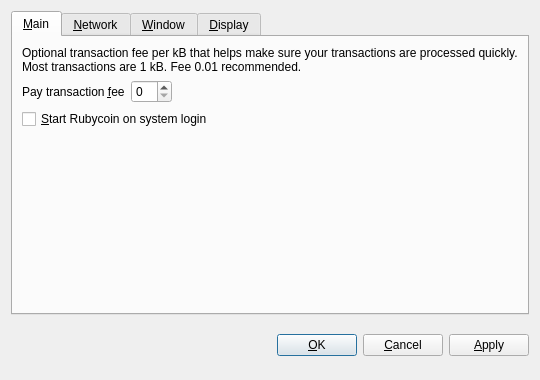
wangxinhao/rubycoin, file src/qt/forms/optionsdialog.ui: the form before one commit.
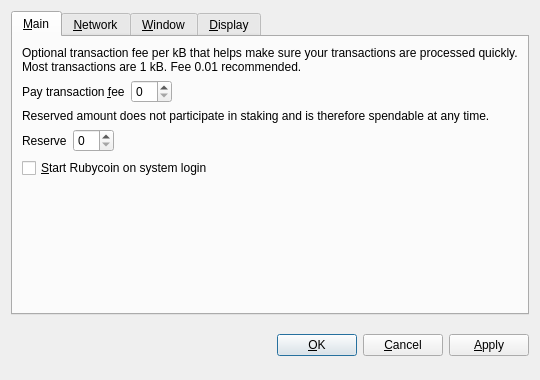
The form after the commit. The open tabs and pages were chosen to show the change. Custom widgets are drawn as their Qt base class.

```diff
--- a/src/qt/forms/optionsdialog.ui
+++ b/src/qt/forms/optionsdialog.ui
@@ -76,6 +76,52 @@
          </item>
         </layout>
        </item>
+       <item>
+        <widget class="QLabel" name="reserveBalanceInfoLabel">
+         <property name="text">
+          <string>Reserved amount does not participate in staking and is therefore spendable at any time.</string>
+         </property>
+         <property name="textFormat">
+          <enum>Qt::PlainText</enum>
+         </property>
+         <property name="wordWrap">
+          <bool>true</bool>
+         </property>
+        </widget>
+       </item>
+       <item>
+        <layout class="QHBoxLayout" name="horizontalLayoutReserveBalance">
+         <item>
+          <widget class="QLabel" name="reserveBalanceLabel">
+           <property name="text">
+            <string>Reserve</string>
+           </property>
+           <property name="textFormat">
+            <enum>Qt::PlainText</enum>
+           </property>
+           <property name="buddy">
+            <cstring>reserveBalance</cstring>
+           </property>
+          </widget>
+         </item>
+         <item>
+          <widget class="BitcoinAmountField" name="reserveBalance"/>
+         </item>
+         <item>
+          <spacer name="horizontalSpacerReserveBalance">
+           <property name="orientation">
+            <enum>Qt::Horizontal</enum>
+           </property>
+           <property name="sizeHint" stdset="0">
+            <size>
+             <width>40</width>
+             <height>20</height>
+            </size>
+           </property>
+          </spacer>
+         </item>
+        </layout>
+       </item>
        <item>
         <widget class="QCheckBox" name="bitcoinAtStartup">
          <property name="toolTip">
```
Left out of the diff: 13 changed lines with no effect on the pictures.
